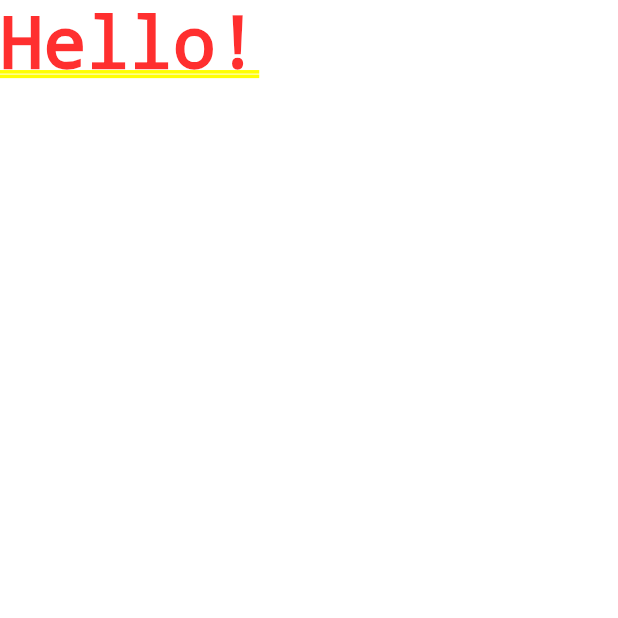
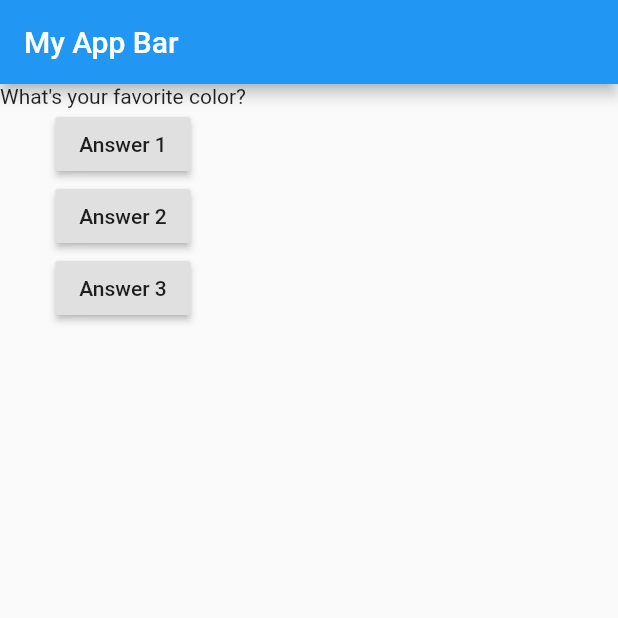
Before and after one commit to hawkeng/flutter-learning, a Flutter app: the screen it shows after launch, on a phone screen of 412 x 824 dp, the top half of it. Run offline on Flutter 3.47's test engine with Material 2 defaults, Android fonts, the phone set to English and light mode, and no system bars.

Commit message:
Add stateful quiz widget

```diff
--- a/quiz_app/lib/main.dart
+++ b/quiz_app/lib/main.dart
@@ -2,9 +2,47 @@ import 'package:flutter/material.dart';
 
 void main() => runApp(MyApp());
 
-class MyApp extends StatelessWidget {
+class MyApp extends StatefulWidget {
+  @override
+  _MyAppState createState() => _MyAppState();
+}
+
+class _MyAppState extends State<MyApp> {
+  var questionIndex = 0;
+
+  final questions = ["What's your favorite color?", "What's PI's value?"];
+
+  void handlePress() {
+    setState(() {
+      questionIndex++;
+    });
+  }
+
   @override
   Widget build(BuildContext context) {
-    return MaterialApp(home: Text("Hello!"),);
+    return MaterialApp(
+      home: Scaffold(
+        appBar: AppBar(
+          title: Text("My App Bar"),
+        ),
+        body: Column(
+          children: <Widget>[
+            Text(questions[questionIndex]),
+            RaisedButton(
+              child: Text("Answer 1"),
+              onPressed: handlePress,
+            ),
+            RaisedButton(
+              child: Text("Answer 2"),
+              onPressed: handlePress,
+            ),
+            RaisedButton(
+              child: Text("Answer 3"),
+              onPressed: handlePress,
+            )
+          ],
+        ),
+      ),
+    );
   }
 }
```
